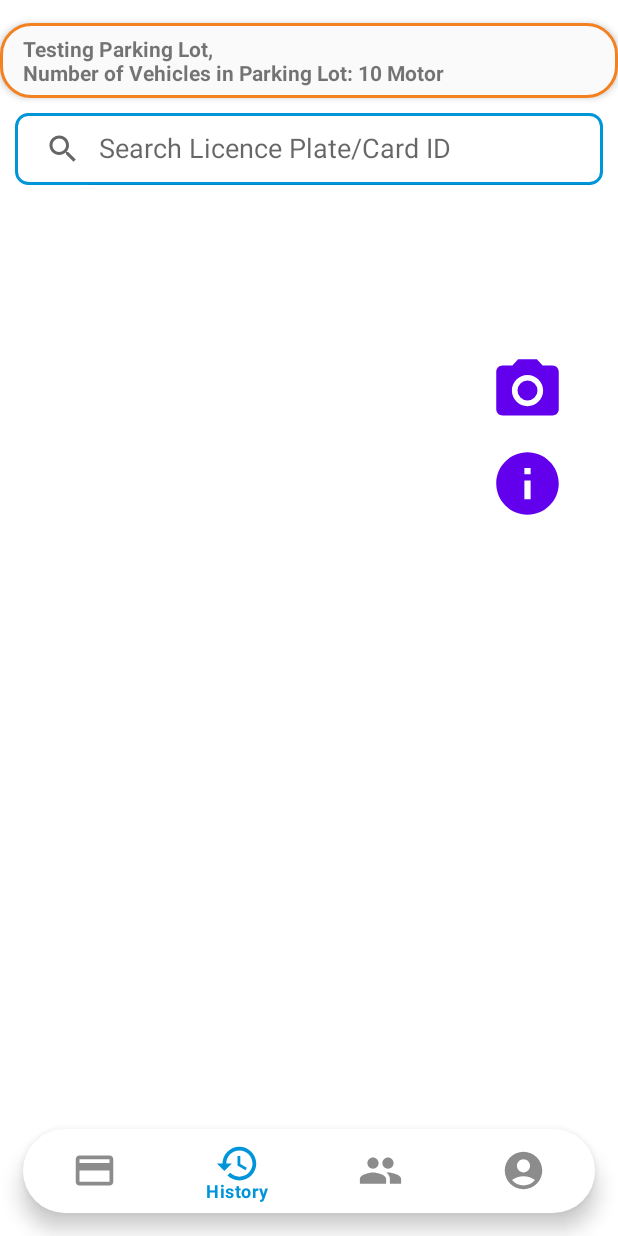
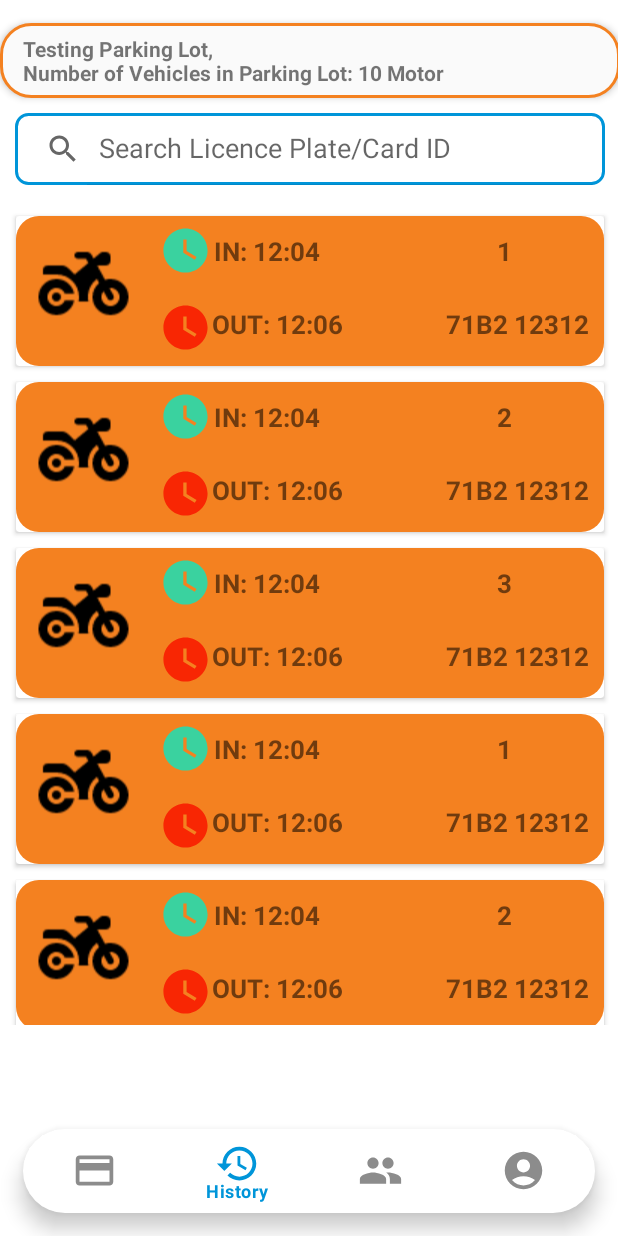
Before and after one commit to ThinhTran-UIT/NFC_Parking_Temp, an Android app: the screen it shows after launch (MainActivity), on a phone screen of 412 x 824 dp. Run offline under Robolectric (Android 15) with nearby library versions, the phone set to English and light mode, and no system bars.

Commit message:
recycle view parking history

```diff
--- a/app/build.gradle
+++ b/app/build.gradle
@@ -31,7 +31,7 @@ android {
 dependencies {
 
     implementation 'androidx.appcompat:appcompat:1.5.1'
-    implementation 'com.google.android.material:material:1.6.1'
+    implementation 'com.google.android.material:material:1.7.0'
     implementation 'androidx.constraintlayout:constraintlayout:2.1.4'
     testImplementation 'junit:junit:4.13.2'
     androidTestImplementation 'androidx.test.ext:junit:1.1.3'
--- a/app/src/main/java/com/example/nfc_parking1_project/HistoryFragment.java
+++ b/app/src/main/java/com/example/nfc_parking1_project/HistoryFragment.java
@@ -1,12 +1,16 @@
 package com.example.nfc_parking1_project;
 
 import android.os.Bundle;
-
-import androidx.fragment.app.Fragment;
-
 import android.view.LayoutInflater;
 import android.view.View;
 import android.view.ViewGroup;
+
+import androidx.fragment.app.Fragment;
+import androidx.recyclerview.widget.LinearLayoutManager;
+import androidx.recyclerview.widget.RecyclerView;
+
+import java.util.ArrayList;
+import java.util.List;
 
 /**
  * A simple {@link Fragment} subclass.
@@ -23,6 +27,8 @@ public class HistoryFragment extends Fragment {
     // TODO: Rename and change types of parameters
     private String mParam1;
     private String mParam2;
+    private RecyclerView rcvVehicle;
+    private VehicleAdapter vehicleAdapter;
 
     public HistoryFragment() {
         // Required empty public constructor
@@ -58,7 +64,37 @@ public class HistoryFragment extends Fragment {
     @Override
     public View onCreateView(LayoutInflater inflater, ViewGroup container,
                              Bundle savedInstanceState) {
+
+
+        ViewGroup root = (ViewGroup) inflater.inflate(R.layout.fragment_history, null);
+        rcvVehicle = (RecyclerView) root.findViewById(R.id.rcv_vehicle);
+        vehicleAdapter = new VehicleAdapter(this.getContext());
+        LinearLayoutManager linearLayoutManager = new LinearLayoutManager(this.getContext(),RecyclerView.VERTICAL,false);
+        rcvVehicle.setLayoutManager(linearLayoutManager);
+        vehicleAdapter.setData(getListData());
+        rcvVehicle.setAdapter(vehicleAdapter);
         // Inflate the layout for this fragment
-        return inflater.inflate(R.layout.fragment_history, container, false);
+        return root;
     }
+
+    private List<Vehicle> getListData()
+    {
+        List<Vehicle> vehicleList = new ArrayList<>();
+
+        vehicleList.add(new Vehicle("1","71B2 12312"));
+        vehicleList.add(new Vehicle("2","71B2 12312"));
+        vehicleList.add(new Vehicle("3","71B2 12312"));
+        vehicleList.add(new Vehicle("1","71B2 12312"));
+        vehicleList.add(new Vehicle("2","71B2 12312"));
+        vehicleList.add(new Vehicle("3","71B2 12312"));
+        vehicleList.add(new Vehicle("1","71B2 12312"));
+        vehicleList.add(new Vehicle("2","71B2 12312"));
+        vehicleList.add(new Vehicle("3","71B2 12312"));
+        vehicleList.add(new Vehicle("1","71B2 12312"));
+        vehicleList.add(new Vehicle("2","71B2 12312"));
+        vehicleList.add(new Vehicle("3","71B2 12312"));
+
+        return vehicleList;
+    }
+
 }
--- a/app/src/main/java/com/example/nfc_parking1_project/MainActivity.java
+++ b/app/src/main/java/com/example/nfc_parking1_project/MainActivity.java
@@ -3,6 +3,7 @@ package com.example.nfc_parking1_project;
 import androidx.annotation.NonNull;
 import androidx.appcompat.app.AppCompatActivity;
 import androidx.fragment.app.Fragment;
+import androidx.fragment.app.FragmentActivity;
 import androidx.recyclerview.widget.RecyclerView;
 
 import android.annotation.SuppressLint; //insert for button redirect
@@ -15,7 +16,7 @@ import android.view.View;
 import com.google.android.material.bottomnavigation.BottomNavigationView;
 import com.google.android.material.navigation.NavigationBarView;
 
-public class MainActivity extends AppCompatActivity {
+public class MainActivity extends FragmentActivity {
     public Button buttonScan;
     public Button buttonDetailInfo;
     BottomNavigationView bottomNavigationView;
@@ -50,7 +51,7 @@ public class MainActivity extends AppCompatActivity {
             }
         });
 
-        //Bottom Navigation Bar
+
         bottomNavigationView = findViewById(R.id.bottom_navigation);
         getSupportFragmentManager().beginTransaction().replace(R.id.main_container, new HistoryFragment()).commit();
         bottomNavigationView.setSelectedItemId(R.id.nav_history);
--- a/app/src/main/java/com/example/nfc_parking1_project/Vehicle.java
+++ b/app/src/main/java/com/example/nfc_parking1_project/Vehicle.java
@@ -1,23 +1,16 @@
 package com.example.nfc_parking1_project;
 
 public class Vehicle {
-    private int resourceId;
+
     private String cardId;
     private String plateId;
 
-    public Vehicle(int resourceId, String cardId, String plateId) {
-        this.resourceId = resourceId;
+    public Vehicle(String cardId, String plateId) {
+
         this.cardId = cardId;
         this.plateId = plateId;
     }
 
-    public int getResourceId() {
-        return resourceId;
-    }
-
-    public void setResourceId(int resourceId) {
-        this.resourceId = resourceId;
-    }
 
     public String getCardId() {
         return cardId;
--- a/app/src/main/java/com/example/nfc_parking1_project/VehicleAdapter.java
+++ b/app/src/main/java/com/example/nfc_parking1_project/VehicleAdapter.java
@@ -1,5 +1,6 @@
 package com.example.nfc_parking1_project;
 
+import android.annotation.SuppressLint;
 import android.content.Context;
 import android.view.LayoutInflater;
 import android.view.View;
@@ -10,7 +11,6 @@ import android.widget.TextView;
 import androidx.annotation.NonNull;
 import androidx.recyclerview.widget.RecyclerView;
 
-import org.w3c.dom.Text;
 
 import java.util.List;
 
@@ -18,6 +18,11 @@ public class VehicleAdapter extends RecyclerView.Adapter<VehicleAdapter.VehicleV
 
     private Context mContext;
     private List<Vehicle> mListVehicle;
+
+    public VehicleAdapter(Context mContext) {
+        this.mContext = mContext;
+    }
+
     @NonNull
     @Override
     public VehicleViewHolder onCreateViewHolder(@NonNull ViewGroup parent, int viewType) {
@@ -25,6 +30,7 @@ public class VehicleAdapter extends RecyclerView.Adapter<VehicleAdapter.VehicleV
         return new VehicleViewHolder(view);
     }
 
+    @SuppressLint("Data set changed")
     public void setData(List<Vehicle> list){
         this.mListVehicle = list;
         notifyDataSetChanged();
@@ -36,8 +42,6 @@ public class VehicleAdapter extends RecyclerView.Adapter<VehicleAdapter.VehicleV
         if(vehicle == null){
             return;
         }
-
-        holder.imgVehicle.setImageResource(vehicle.getResourceId());
         holder.tvCardId.setText(vehicle.getCardId());
         holder.tvPlateId.setText(vehicle.getPlateId());
     }
--- a/app/src/main/res/layout/fragment_history.xml
+++ b/app/src/main/res/layout/fragment_history.xml
@@ -7,21 +7,28 @@
     tools:context=".HistoryFragment">
 
     <RelativeLayout
-        android:layout_width="match_parent"
-        android:layout_height="match_parent">
+        android:layout_width="413dp"
+        android:layout_height="700dp"
+        app:layout_constraintBottom_toBottomOf="parent"
+        app:layout_constraintEnd_toEndOf="parent"
+
+        app:layout_constraintStart_toStartOf="parent"
+        app:layout_constraintTop_toTopOf="parent"
+        app:layout_constraintVertical_bias="0.179">
+
         <TextView
             android:id="@+id/tv_first"
             android:layout_width="match_parent"
             android:layout_height="50dp"
             android:layout_marginTop="15dp"
+            android:background="@drawable/rounded_corner2"
             android:elevation="3dp"
+            android:gravity="center_vertical"
             android:lines="2"
             android:maxLines="2"
-            android:gravity="center_vertical"
             android:paddingStart="15dp"
             android:text="Testing Parking Lot, \nNumber of Vehicles in Parking Lot: 10 Motor"
-            android:textStyle="bold"
-            android:background="@drawable/rounded_corner2"/>
+            android:textStyle="bold" />
 
         <androidx.appcompat.widget.SearchView
             android:id="@+id/searchView"
@@ -34,15 +41,16 @@
             android:layout_marginBottom="10dp"
             android:background="@drawable/search_view_bg"
             app:iconifiedByDefault="false"
-            app:queryHint="Search Licence Plate/Card ID"/>
+            app:queryHint="Search Licence Plate/Card ID" />
 
         <androidx.recyclerview.widget.RecyclerView
             android:id="@+id/rcv_vehicle"
             android:layout_width="match_parent"
             android:layout_height="wrap_content"
             android:layout_below="@+id/searchView"
-            android:layout_marginTop="30dp"
+            android:layout_alignParentBottom="true"
+            android:layout_marginBottom="11dp"
+            android:padding="5dp" />
 
-            />
     </RelativeLayout>
 </androidx.constraintlayout.widget.ConstraintLayout>
--- a/app/src/main/res/layout/item_vehicle.xml
+++ b/app/src/main/res/layout/item_vehicle.xml
@@ -1,18 +1,20 @@
 <?xml version="1.0" encoding="utf-8"?>
 <androidx.cardview.widget.CardView xmlns:android="http://schemas.android.com/apk/res/android"
     android:layout_width="match_parent"
-    android:layout_height="match_parent"
+    android:layout_height="wrap_content"
+    android:layout_margin="5dp"
     android:paddingVertical="5dp">
 
     <RelativeLayout
         android:layout_width="match_parent"
         android:layout_height="100dp"
         android:background="@drawable/bg_recyclerview_vehicle">
+
         <ImageView
             android:id="@+id/img_vehicle"
             android:layout_width="90dp"
             android:layout_height="90dp"
-            android:src="@drawable/icon_motor"/>
+            android:src="@drawable/icon_motor" />
 
         <ImageView
             android:id="@+id/img_watch_in"
--- a/build.gradle
+++ b/build.gradle
@@ -1,5 +1,5 @@
 // Top-level build file where you can add configuration options common to all sub-projects/modules.
 plugins {
-    id 'com.android.application' version '7.3.0' apply false
-    id 'com.android.library' version '7.3.0' apply false
+    id 'com.android.application' version '7.2.2' apply false
+    id 'com.android.library' version '7.2.2' apply false
 }
```
